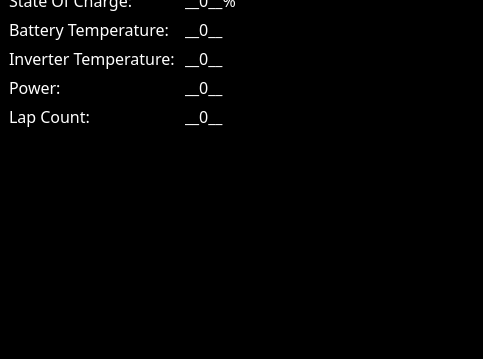
The window that src/mainwindow.ui (FSLART/volante_alpha_qt) describes before a commit, drawn with Qt 5; both pictures show x 0 to 483 and y 107 to 466 of the 670 by 466 pixel window.
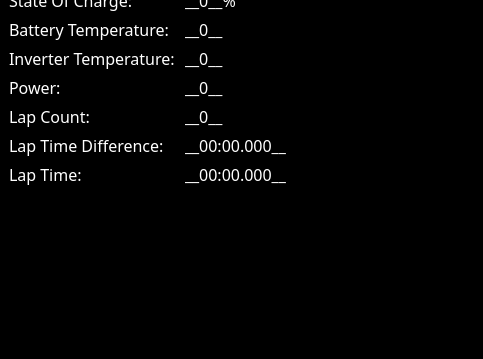
The same window after the commit. Custom widgets are drawn as their Qt base class.

Patch:
```diff
--- a/src/mainwindow.ui
+++ b/src/mainwindow.ui
@@ -600,6 +600,35 @@
 		</property>
 	</widget>
 </item>
+<item row="8" column="0">
+	<widget class="QLabel" name="DiffTime_Prefix">
+		<property name="text">
+			<string>Lap Time Difference: </string>
+		</property>
+	</widget>
+</item>
+<item row="8" column="1">
+	<widget class="FLabel" name="DiffTime_Label">
+		<property name="text">
+			<string>__00:00.000__</string>
+		</property>
+	</widget>
+</item>
+
+<item row="9" column="0">
+	<widget class="QLabel" name="LapTime_Prefix">
+		<property name="text">
+			<string>Lap Time: </string>
+		</property>
+	</widget>
+</item>
+<item row="9" column="1">
+	<widget class="FLabel" name="LapTime_Label">
+		<property name="text">
+			<string>__00:00.000__</string>
+		</property>
+	</widget>
+</item>
 
          </layout>
         </item>
```
